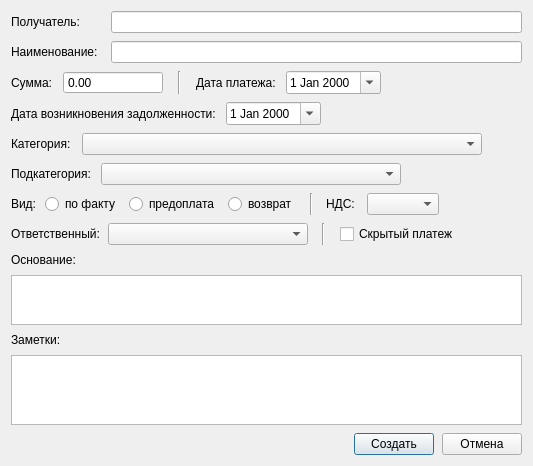
This is designer/ui/eventdialog.ui in Aleee/FinanceCalender as Qt 5 draws it before an edit. The edited form follows.
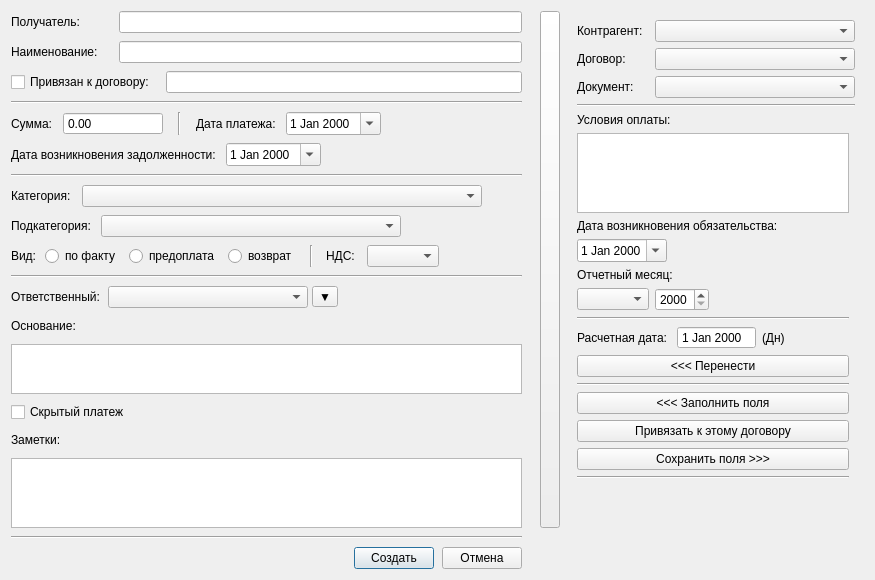
This is the edited form. Icons and pictures are not drawn. Custom widgets are drawn as their Qt base class.

What changed in the file:
```diff
--- a/designer/ui/eventdialog.ui
+++ b/designer/ui/eventdialog.ui
@@ -6,8 +6,8 @@
    <rect>
     <x>0</x>
     <y>0</y>
-    <width>599</width>
-    <height>478</height>
+    <width>847</width>
+    <height>655</height>
    </rect>
   </property>
   <property name="windowTitle">
@@ -17,316 +17,42 @@
    <property name="sizeConstraint">
     <enum>QLayout::SizeConstraint::SetFixedSize</enum>
    </property>
-   <item row="1" column="0">
+   <item row="0" column="1">
     <layout class="QGridLayout" name="gridLayout">
      <property name="spacing">
       <number>8</number>
      </property>
-     <item row="11" column="0">
-      <widget class="QPlainTextEdit" name="te_notes">
-       <property name="minimumSize">
-        <size>
-         <width>0</width>
-         <height>70</height>
-        </size>
-       </property>
-       <property name="maximumSize">
-        <size>
-         <width>16777215</width>
-         <height>70</height>
-        </size>
+     <item row="4" column="0">
+      <widget class="Line" name="line_4">
+       <property name="orientation">
+        <enum>Qt::Orientation::Horizontal</enum>
        </property>
       </widget>
      </item>
-     <item row="10" column="0">
-      <widget class="QLabel" name="label_9">
+     <item row="12" column="0">
+      <widget class="QCheckBox" name="chb_hidden">
        <property name="text">
-        <string>Заметки:</string>
+        <string>Скрытый платеж</string>
        </property>
       </widget>
      </item>
+     <item row="0" column="1">
+      <spacer name="horizontalSpacer_14">
+       <property name="orientation">
+        <enum>Qt::Orientation::Horizontal</enum>
+       </property>
+       <property name="sizeType">
+        <enum>QSizePolicy::Policy::Fixed</enum>
+       </property>
+       <property name="sizeHint" stdset="0">
+        <size>
+         <width>10</width>
+         <height>20</height>
+        </size>
+       </property>
+      </spacer>
+     </item>
      <item row="6" column="0">
-      <layout class="QHBoxLayout" name="horizontalLayout_6">
-       <property name="spacing">
-        <number>8</number>
-       </property>
-       <item>
-        <widget class="QLabel" name="label_8">
-         <property name="text">
-          <string>Вид:</string>
-         </property>
-        </widget>
-       </item>
-       <item>
-        <widget class="QRadioButton" name="rb_typenormal">
-         <property name="text">
-          <string>по факту</string>
-         </property>
-        </widget>
-       </item>
-       <item>
-        <widget class="QRadioButton" name="rb_typeadvance">
-         <property name="text">
-          <string>предоплата</string>
-         </property>
-        </widget>
-       </item>
-       <item>
-        <widget class="QRadioButton" name="rb_typerefund">
-         <property name="text">
-          <string>возврат</string>
-         </property>
-        </widget>
-       </item>
-       <item>
-        <spacer name="horizontalSpacer_6">
-         <property name="orientation">
-          <enum>Qt::Orientation::Horizontal</enum>
-         </property>
-         <property name="sizeType">
-          <enum>QSizePolicy::Policy::Fixed</enum>
-         </property>
-         <property name="sizeHint" stdset="0">
-          <size>
-           <width>5</width>
-           <height>20</height>
-          </size>
-         </property>
-        </spacer>
-       </item>
-       <item>
-        <widget class="Line" name="line">
-         <property name="orientation">
-          <enum>Qt::Orientation::Vertical</enum>
-         </property>
-        </widget>
-       </item>
-       <item>
-        <spacer name="horizontalSpacer_7">
-         <property name="orientation">
-          <enum>Qt::Orientation::Horizontal</enum>
-         </property>
-         <property name="sizeType">
-          <enum>QSizePolicy::Policy::Fixed</enum>
-         </property>
-         <property name="sizeHint" stdset="0">
-          <size>
-           <width>5</width>
-           <height>20</height>
-          </size>
-         </property>
-        </spacer>
-       </item>
-       <item>
-        <widget class="QLabel" name="label_10">
-         <property name="text">
-          <string>НДС: </string>
-         </property>
-        </widget>
-       </item>
-       <item>
-        <widget class="QComboBox" name="cmb_nds"/>
-       </item>
-       <item>
-        <spacer name="horizontalSpacer_10">
-         <property name="orientation">
-          <enum>Qt::Orientation::Horizontal</enum>
-         </property>
-         <property name="sizeHint" stdset="0">
-          <size>
-           <width>40</width>
-           <height>20</height>
-          </size>
-         </property>
-        </spacer>
-       </item>
-      </layout>
-     </item>
-     <item row="9" column="0">
-      <widget class="CompletingPlainTextEdit" name="te_descr">
-       <property name="minimumSize">
-        <size>
-         <width>0</width>
-         <height>50</height>
-        </size>
-       </property>
-       <property name="maximumSize">
-        <size>
-         <width>16777215</width>
-         <height>50</height>
-        </size>
-       </property>
-      </widget>
-     </item>
-     <item row="7" column="0">
-      <layout class="QHBoxLayout" name="horizontalLayout_7">
-       <property name="spacing">
-        <number>4</number>
-       </property>
-       <item>
-        <widget class="QLabel" name="label_7">
-         <property name="text">
-          <string>Ответственный: </string>
-         </property>
-        </widget>
-       </item>
-       <item>
-        <widget class="QComboBox" name="cmb_responsible">
-         <property name="minimumSize">
-          <size>
-           <width>200</width>
-           <height>0</height>
-          </size>
-         </property>
-        </widget>
-       </item>
-       <item>
-        <spacer name="horizontalSpacer_12">
-         <property name="orientation">
-          <enum>Qt::Orientation::Horizontal</enum>
-         </property>
-         <property name="sizeType">
-          <enum>QSizePolicy::Policy::Fixed</enum>
-         </property>
-         <property name="sizeHint" stdset="0">
-          <size>
-           <width>10</width>
-           <height>20</height>
-          </size>
-         </property>
-        </spacer>
-       </item>
-       <item>
-        <widget class="Line" name="line_3">
-         <property name="orientation">
-          <enum>Qt::Orientation::Vertical</enum>
-         </property>
-        </widget>
-       </item>
-       <item>
-        <widget class="QLabel" name="label_12">
-         <property name="text">
-          <string/>
-         </property>
-        </widget>
-       </item>
-       <item>
-        <widget class="QCheckBox" name="chb_hidden">
-         <property name="text">
-          <string>Скрытый платеж</string>
-         </property>
-        </widget>
-       </item>
-       <item>
-        <spacer name="horizontalSpacer_9">
-         <property name="orientation">
-          <enum>Qt::Orientation::Horizontal</enum>
-         </property>
-         <property name="sizeHint" stdset="0">
-          <size>
-           <width>40</width>
-           <height>20</height>
-          </size>
-         </property>
-        </spacer>
-       </item>
-      </layout>
-     </item>
-     <item row="0" column="0">
-      <layout class="QHBoxLayout" name="horizontalLayout_2">
-       <item>
-        <layout class="QGridLayout" name="gridLayout_3">
-         <property name="verticalSpacing">
-          <number>8</number>
-         </property>
-         <item row="1" column="0">
-          <widget class="QLabel" name="label">
-           <property name="text">
-            <string>Получатель:</string>
-           </property>
-          </widget>
-         </item>
-         <item row="2" column="0">
-          <widget class="QLabel" name="label_2">
-           <property name="text">
-            <string>Наименование:</string>
-           </property>
-          </widget>
-         </item>
-         <item row="1" column="2">
-          <widget class="QLineEdit" name="le_receiver"/>
-         </item>
-         <item row="2" column="2">
-          <widget class="QLineEdit" name="le_name"/>
-         </item>
-         <item row="2" column="1">
-          <spacer name="horizontalSpacer_4">
-           <property name="orientation">
-            <enum>Qt::Orientation::Horizontal</enum>
-           </property>
-           <property name="sizeType">
-            <enum>QSizePolicy::Policy::Fixed</enum>
-           </property>
-           <property name="sizeHint" stdset="0">
-            <size>
-             <width>5</width>
-             <height>20</height>
-            </size>
-           </property>
-          </spacer>
-         </item>
-        </layout>
-       </item>
-      </layout>
-     </item>
-     <item row="2" column="0">
-      <layout class="QHBoxLayout" name="horizontalLayout_10">
-       <property name="spacing">
-        <number>10</number>
-       </property>
-       <item>
-        <widget class="QLabel" name="label_13">
-         <property name="text">
-          <string>Дата возникновения задолженности:</string>
-         </property>
-        </widget>
-       </item>
-       <item>
-        <widget class="QDateEdit" name="de_incurrencedate">
-         <property name="minimumSize">
-          <size>
-           <width>80</width>
-           <height>0</height>
-          </size>
-         </property>
-         <property name="calendarPopup">
-          <bool>true</bool>
-         </property>
-        </widget>
-       </item>
-       <item>
-        <spacer name="horizontalSpacer_13">
-         <property name="orientation">
-          <enum>Qt::Orientation::Horizontal</enum>
-         </property>
-         <property name="sizeHint" stdset="0">
-          <size>
-           <width>40</width>
-           <height>20</height>
-          </size>
-         </property>
-        </spacer>
-       </item>
-      </layout>
-     </item>
-     <item row="8" column="0">
-      <widget class="QLabel" name="label_6">
-       <property name="text">
-        <string>Основание:</string>
-       </property>
-      </widget>
-     </item>
-     <item row="5" column="0">
       <widget class="QWidget" name="wdg_subcategory" native="true">
        <layout class="QHBoxLayout" name="horizontalLayout_5">
         <property name="spacing">
@@ -383,7 +109,370 @@
        </layout>
       </widget>
      </item>
-     <item row="4" column="0">
+     <item row="13" column="0">
+      <widget class="QLabel" name="label_9">
+       <property name="text">
+        <string>Заметки:</string>
+       </property>
+      </widget>
+     </item>
+     <item row="0" column="3" rowspan="15">
+      <widget class="QWidget" name="widget" native="true">
+       <layout class="QGridLayout" name="gridLayout_4">
+        <item row="6" column="0" colspan="2">
+         <widget class="QWidget" name="wdg_payment_relative" native="true">
+          <layout class="QGridLayout" name="gridLayout_6">
+           <property name="leftMargin">
+            <number>0</number>
+           </property>
+           <property name="topMargin">
+            <number>0</number>
+           </property>
+           <property name="rightMargin">
+            <number>0</number>
+           </property>
+           <property name="bottomMargin">
+            <number>0</number>
+           </property>
+           <item row="2" column="0">
+            <layout class="QHBoxLayout" name="horizontalLayout_11">
+             <item>
+              <widget class="QDateEdit" name="de_paymenttrigger">
+               <property name="maximumSize">
+                <size>
+                 <width>90</width>
+                 <height>16777215</height>
+                </size>
+               </property>
+               <property name="calendarPopup">
+                <bool>true</bool>
+               </property>
+              </widget>
+             </item>
+             <item>
+              <spacer name="horizontalSpacer_16">
+               <property name="orientation">
+                <enum>Qt::Orientation::Horizontal</enum>
+               </property>
+               <property name="sizeHint" stdset="0">
+                <size>
+                 <width>40</width>
+                 <height>20</height>
+                </size>
+               </property>
+              </spacer>
+             </item>
+            </layout>
+           </item>
+           <item row="1" column="0">
+            <widget class="QLabel" name="label_19">
+             <property name="text">
+              <string>Дата возникновения обязательства:</string>
+             </property>
+            </widget>
+           </item>
+          </layout>
+         </widget>
+        </item>
+        <item row="1" column="0" colspan="2">
+         <widget class="Line" name="line_8">
+          <property name="orientation">
+           <enum>Qt::Orientation::Horizontal</enum>
+          </property>
+         </widget>
+        </item>
+        <item row="10" column="0">
+         <widget class="QWidget" name="wdg_paymentdate_result" native="true">
+          <layout class="QGridLayout" name="gridLayout_8">
+           <property name="leftMargin">
+            <number>0</number>
+           </property>
+           <property name="topMargin">
+            <number>0</number>
+           </property>
+           <property name="rightMargin">
+            <number>0</number>
+           </property>
+           <property name="bottomMargin">
+            <number>0</number>
+           </property>
+           <item row="1" column="0">
+            <layout class="QHBoxLayout" name="horizontalLayout_13">
+             <item>
+              <widget class="QLabel" name="label_22">
+               <property name="text">
+                <string>Расчетная дата: </string>
+               </property>
+              </widget>
+             </item>
+             <item>
+              <widget class="QDateEdit" name="de_calculatedpaymentdate">
+               <property name="readOnly">
+                <bool>true</bool>
+               </property>
+               <property name="buttonSymbols">
+                <enum>QAbstractSpinBox::ButtonSymbols::NoButtons</enum>
+               </property>
+              </widget>
+             </item>
+             <item>
+              <widget class="QLabel" name="la_calculatedpaymentdayofweek">
+               <property name="text">
+                <string>(Дн)</string>
+               </property>
+              </widget>
+             </item>
+             <item>
+              <spacer name="horizontalSpacer_18">
+               <property name="orientation">
+                <enum>Qt::Orientation::Horizontal</enum>
+               </property>
+               <property name="sizeHint" stdset="0">
+                <size>
+                 <width>40</width>
+                 <height>20</height>
+                </size>
+               </property>
+              </spacer>
+             </item>
+            </layout>
+           </item>
+           <item row="2" column="0">
+            <widget class="QPushButton" name="pb_applypaymentdate">
+             <property name="text">
+              <string>&lt;&lt;&lt; Перенести</string>
+             </property>
+            </widget>
+           </item>
+           <item row="0" column="0">
+            <widget class="Line" name="line_9">
+             <property name="orientation">
+              <enum>Qt::Orientation::Horizontal</enum>
+             </property>
+            </widget>
+           </item>
+          </layout>
+         </widget>
+        </item>
+        <item row="11" column="0">
+         <widget class="Line" name="line_10">
+          <property name="orientation">
+           <enum>Qt::Orientation::Horizontal</enum>
+          </property>
+         </widget>
+        </item>
+        <item row="13" column="0">
+         <widget class="QPushButton" name="pb_bindcontract">
+          <property name="text">
+           <string>Привязать к этому договору</string>
+          </property>
+         </widget>
+        </item>
+        <item row="12" column="0">
+         <widget class="QPushButton" name="pb_fillwithvalues">
+          <property name="text">
+           <string>&lt;&lt;&lt; Заполнить поля</string>
+          </property>
+         </widget>
+        </item>
+        <item row="3" column="0">
+         <widget class="QPlainTextEdit" name="te_paytermsdescr">
+          <property name="maximumSize">
+           <size>
+            <width>16777215</width>
+            <height>80</height>
+           </size>
+          </property>
+         </widget>
+        </item>
+        <item row="7" column="0">
+         <widget class="QWidget" name="wdg_payment_fixed" native="true">
+          <layout class="QGridLayout" name="gridLayout_7">
+           <property name="leftMargin">
+            <number>0</number>
+           </property>
+           <property name="topMargin">
+            <number>0</number>
+           </property>
+           <property name="rightMargin">
+            <number>0</number>
+           </property>
+           <property name="bottomMargin">
+            <number>0</number>
+           </property>
+           <item row="2" column="0">
+            <layout class="QHBoxLayout" name="horizontalLayout_12">
+             <item>
+              <widget class="QComboBox" name="cmb_paymentperiodmonth"/>
+             </item>
+             <item>
+              <widget class="QSpinBox" name="spb_paymentperiodyear">
+               <property name="minimum">
+                <number>2000</number>
+               </property>
+               <property name="maximum">
+                <number>2100</number>
+               </property>
+              </widget>
+             </item>
+             <item>
+              <spacer name="horizontalSpacer_17">
+               <property name="orientation">
+                <enum>Qt::Orientation::Horizontal</enum>
+               </property>
+               <property name="sizeHint" stdset="0">
+                <size>
+                 <width>40</width>
+                 <height>20</height>
+                </size>
+               </property>
+              </spacer>
+             </item>
+            </layout>
+           </item>
+           <item row="0" column="0">
+            <widget class="QLabel" name="label_21">
+             <property name="text">
+              <string>Отчетный месяц:</string>
+             </property>
+            </widget>
+           </item>
+          </layout>
+         </widget>
+        </item>
+        <item row="16" column="0">
+         <spacer name="verticalSpacer">
+          <property name="orientation">
+           <enum>Qt::Orientation::Vertical</enum>
+          </property>
+          <property name="sizeHint" stdset="0">
+           <size>
+            <width>20</width>
+            <height>40</height>
+           </size>
+          </property>
+         </spacer>
+        </item>
+        <item row="15" column="0">
+         <widget class="Line" name="line_11">
+          <property name="orientation">
+           <enum>Qt::Orientation::Horizontal</enum>
+          </property>
+         </widget>
+        </item>
+        <item row="2" column="0">
+         <widget class="QLabel" name="label_20">
+          <property name="text">
+           <string>Условия оплаты:</string>
+          </property>
+         </widget>
+        </item>
+        <item row="14" column="0">
+         <widget class="QPushButton" name="pb_savevalues">
+          <property name="text">
+           <string>Сохранить поля &gt;&gt;&gt;</string>
+          </property>
+         </widget>
+        </item>
+        <item row="0" column="0" colspan="2">
+         <layout class="QGridLayout" name="gridLayout_5">
+          <item row="0" column="0">
+           <widget class="QLabel" name="label_15">
+            <property name="text">
+             <string>Контрагент:  </string>
+            </property>
+           </widget>
+          </item>
+          <item row="1" column="0">
+           <widget class="QLabel" name="label_14">
+            <property name="text">
+             <string>Договор:</string>
+            </property>
+           </widget>
+          </item>
+          <item row="0" column="1">
+           <widget class="QComboBox" name="cmb_contractor">
+            <property name="minimumSize">
+             <size>
+              <width>200</width>
+              <height>0</height>
+             </size>
+            </property>
+           </widget>
+          </item>
+          <item row="1" column="1">
+           <widget class="QComboBox" name="cmb_contract">
+            <property name="minimumSize">
+             <size>
+              <width>200</width>
+              <height>0</height>
+             </size>
+            </property>
+           </widget>
+          </item>
+          <item row="2" column="0">
+           <widget class="QLabel" name="label_18">
+            <property name="text">
+             <string>Документ:</string>
+            </property>
+           </widget>
+          </item>
+          <item row="2" column="1">
+           <widget class="QComboBox" name="cmb_document"/>
+          </item>
+         </layout>
+        </item>
+       </layout>
+      </widget>
+     </item>
+     <item row="10" column="0">
+      <widget class="QLabel" name="label_6">
+       <property name="text">
+        <string>Основание:</string>
+       </property>
+      </widget>
+     </item>
+     <item row="3" column="0">
+      <layout class="QHBoxLayout" name="horizontalLayout_10">
+       <property name="spacing">
+        <number>10</number>
+       </property>
+       <item>
+        <widget class="QLabel" name="label_13">
+         <property name="text">
+          <string>Дата возникновения задолженности:</string>
+         </property>
+        </widget>
+       </item>
+       <item>
+        <widget class="QDateEdit" name="de_incurrencedate">
+         <property name="minimumSize">
+          <size>
+           <width>80</width>
+           <height>0</height>
+          </size>
+         </property>
+         <property name="calendarPopup">
+          <bool>true</bool>
+         </property>
+        </widget>
+       </item>
+       <item>
+        <spacer name="horizontalSpacer_13">
+         <property name="orientation">
+          <enum>Qt::Orientation::Horizontal</enum>
+         </property>
+         <property name="sizeHint" stdset="0">
+          <size>
+           <width>40</width>
+           <height>20</height>
+          </size>
+         </property>
+        </spacer>
+       </item>
+      </layout>
+     </item>
+     <item row="5" column="0">
       <layout class="QHBoxLayout" name="horizontalLayout_8">
        <item>
         <widget class="QLabel" name="label_5">
@@ -417,7 +506,58 @@
        </item>
       </layout>
      </item>
-     <item row="12" column="0">
+     <item row="9" column="0">
+      <layout class="QHBoxLayout" name="horizontalLayout_7">
+       <property name="spacing">
+        <number>4</number>
+       </property>
+       <item>
+        <widget class="QLabel" name="label_7">
+         <property name="text">
+          <string>Ответственный: </string>
+         </property>
+        </widget>
+       </item>
+       <item>
+        <widget class="QComboBox" name="cmb_responsible">
+         <property name="minimumSize">
+          <size>
+           <width>200</width>
+           <height>0</height>
+          </size>
+         </property>
+        </widget>
+       </item>
+       <item>
+        <widget class="QToolButton" name="tb_responsible">
+         <property name="text">
+          <string>▼</string>
+         </property>
+        </widget>
+       </item>
+       <item>
+        <widget class="QLabel" name="label_12">
+         <property name="text">
+          <string/>
+         </property>
+        </widget>
+       </item>
+       <item>
+        <spacer name="horizontalSpacer_9">
+         <property name="orientation">
+          <enum>Qt::Orientation::Horizontal</enum>
+         </property>
+         <property name="sizeHint" stdset="0">
+          <size>
+           <width>40</width>
+           <height>20</height>
+          </size>
+         </property>
+        </spacer>
+       </item>
+      </layout>
+     </item>
+     <item row="16" column="0">
       <layout class="QHBoxLayout" name="horizontalLayout_3">
        <item>
         <spacer name="horizontalSpacer_8">
@@ -454,7 +594,134 @@
        </item>
       </layout>
      </item>
+     <item row="0" column="2" rowspan="15">
+      <widget class="QPushButton" name="pb_toggle">
+       <property name="sizePolicy">
+        <sizepolicy hsizetype="Minimum" vsizetype="Ignored">
+         <horstretch>0</horstretch>
+         <verstretch>0</verstretch>
+        </sizepolicy>
+       </property>
+       <property name="maximumSize">
+        <size>
+         <width>20</width>
+         <height>16777215</height>
+        </size>
+       </property>
+       <property name="text">
+        <string/>
+       </property>
+       <property name="icon">
+        <iconset resource="../../resources.qrc">
+         <normaloff>:/designer/icons/right.svg</normaloff>:/designer/icons/right.svg</iconset>
+       </property>
+      </widget>
+     </item>
      <item row="1" column="0">
+      <widget class="Line" name="line_3">
+       <property name="orientation">
+        <enum>Qt::Orientation::Horizontal</enum>
+       </property>
+      </widget>
+     </item>
+     <item row="7" column="0">
+      <layout class="QHBoxLayout" name="horizontalLayout_6">
+       <property name="spacing">
+        <number>8</number>
+       </property>
+       <item>
+        <widget class="QLabel" name="label_8">
+         <property name="text">
+          <string>Вид:</string>
+         </property>
+        </widget>
+       </item>
+       <item>
+        <widget class="QRadioButton" name="rb_typenormal">
+         <property name="text">
+          <string>по факту</string>
+         </property>
+        </widget>
+       </item>
+       <item>
+        <widget class="QRadioButton" name="rb_typeadvance">
+         <property name="text">
+          <string>предоплата</string>
+         </property>
+        </widget>
+       </item>
+       <item>
+        <widget class="QRadioButton" name="rb_typerefund">
+         <property name="text">
+          <string>возврат</string>
+         </property>
+        </widget>
+       </item>
+       <item>
+        <spacer name="horizontalSpacer_6">
+         <property name="orientation">
+          <enum>Qt::Orientation::Horizontal</enum>
+         </property>
+         <property name="sizeType">
+          <enum>QSizePolicy::Policy::Fixed</enum>
+         </property>
+         <property name="sizeHint" stdset="0">
+          <size>
+           <width>5</width>
+           <height>20</height>
+          </size>
+         </property>
+        </spacer>
+       </item>
+       <item>
+        <widget class="Line" name="line">
+         <property name="orientation">
+          <enum>Qt::Orientation::Vertical</enum>
+         </property>
+        </widget>
+       </item>
+       <item>
+        <spacer name="horizontalSpacer_7">
+         <property name="orientation">
+          <enum>Qt::Orientation::Horizontal</enum>
+         </property>
+         <property name="sizeType">
+          <enum>QSizePolicy::Policy::Fixed</enum>
+         </property>
+         <property name="sizeHint" stdset="0">
+          <size>
+           <width>5</width>
+           <height>20</height>
+          </size>
+         </property>
+        </spacer>
+       </item>
+       <item>
+        <widget class="QLabel" name="label_10">
+         <property name="text">
+          <string>НДС: </string>
+         </property>
+        </widget>
+       </item>
+       <item>
+        <widget class="QComboBox" name="cmb_nds"/>
+       </item>
+       <item>
+        <spacer name="horizontalSpacer_10">
+         <property name="orientation">
+          <enum>Qt::Orientation::Horizontal</enum>
+         </property>
+         <property name="sizeHint" stdset="0">
+          <size>
+           <width>40</width>
+           <height>20</height>
+          </size>
+         </property>
+        </spacer>
+       </item>
+      </layout>
+     </item>
+     <item row="2" column="0">
       <layout class="QHBoxLayout" name="horizontalLayout_4">
        <property name="spacing">
         <number>10</number>
@@ -556,6 +823,117 @@
        </item>
       </layout>
      </item>
+     <item row="15" column="0">
+      <widget class="Line" name="line_7">
+       <property name="orientation">
+        <enum>Qt::Orientation::Horizontal</enum>
+       </property>
+      </widget>
+     </item>
+     <item row="14" column="0">
+      <widget class="QPlainTextEdit" name="te_notes">
+       <property name="minimumSize">
+        <size>
+         <width>0</width>
+         <height>70</height>
+        </size>
+       </property>
+       <property name="maximumSize">
+        <size>
+         <width>16777215</width>
+         <height>70</height>
+        </size>
+       </property>
+      </widget>
+     </item>
+     <item row="0" column="0">
+      <layout class="QHBoxLayout" name="horizontalLayout_2">
+       <item>
+        <layout class="QGridLayout" name="gridLayout_3">
+         <property name="verticalSpacing">
+          <number>8</number>
+         </property>
+         <item row="2" column="2">
+          <widget class="QLineEdit" name="le_name"/>
+         </item>
+         <item row="1" column="0">
+          <widget class="QLabel" name="label">
+           <property name="text">
+            <string>Получатель:</string>
+           </property>
+          </widget>
+         </item>
+         <item row="2" column="0">
+          <widget class="QLabel" name="label_2">
+           <property name="text">
+            <string>Наименование:</string>
+           </property>
+          </widget>
+         </item>
+         <item row="1" column="2">
+          <widget class="QLineEdit" name="le_receiver"/>
+         </item>
+         <item row="2" column="1">
+          <spacer name="horizontalSpacer_4">
+           <property name="orientation">
+            <enum>Qt::Orientation::Horizontal</enum>
+           </property>
+           <property name="sizeType">
+            <enum>QSizePolicy::Policy::Fixed</enum>
+           </property>
+           <property name="sizeHint" stdset="0">
+            <size>
+             <width>5</width>
+             <height>20</height>
+            </size>
+           </property>
+          </spacer>
+         </item>
+         <item row="4" column="0" colspan="3">
+          <layout class="QHBoxLayout" name="horizontalLayout_9">
+           <item>
+            <widget class="QCheckBox" name="chb_boundcontract">
+             <property name="text">
+              <string>Привязан к договору: </string>
+             </property>
+            </widget>
+           </item>
+           <item>
+            <widget class="QLineEdit" name="le_contract">
+             <property name="readOnly">
+              <bool>true</bool>
+             </property>
+            </widget>
+           </item>
+          </layout>
+         </item>
+        </layout>
+       </item>
+      </layout>
+     </item>
+     <item row="11" column="0">
+      <widget class="CompletingPlainTextEdit" name="te_descr">
+       <property name="minimumSize">
+        <size>
+         <width>0</width>
+         <height>50</height>
+        </size>
+       </property>
+       <property name="maximumSize">
+        <size>
+         <width>16777215</width>
+         <height>50</height>
+        </size>
+       </property>
+      </widget>
+     </item>
+     <item row="8" column="0">
+      <widget class="Line" name="line_5">
+       <property name="orientation">
+        <enum>Qt::Orientation::Horizontal</enum>
+       </property>
+      </widget>
+     </item>
     </layout>
    </item>
   </layout>
```
Left out of the diff: 6 changed lines with no effect on the pictures.
